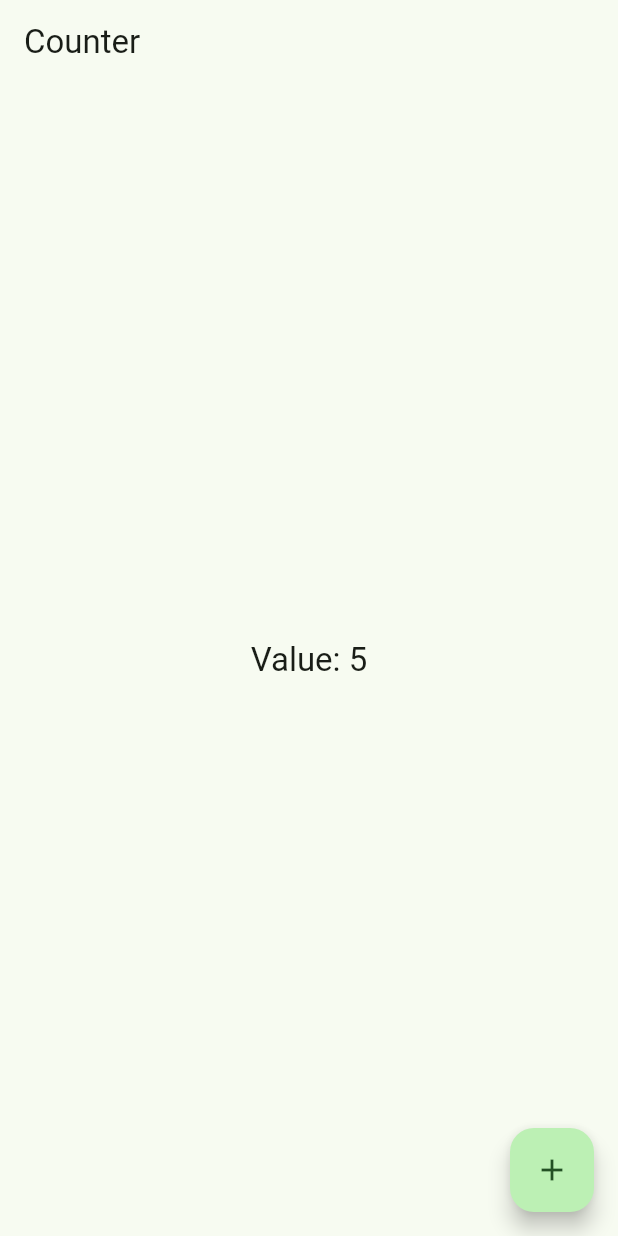
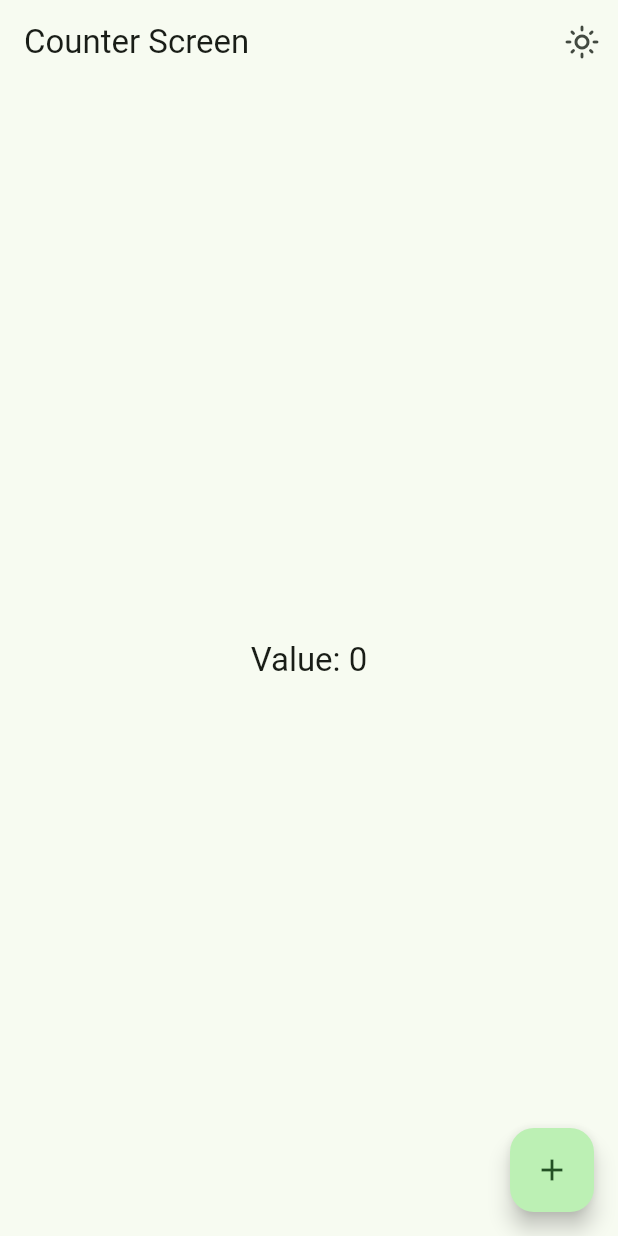
Before and after one commit to osvaldo-o/widgets-app-flutter, a Flutter app: the CounterScreen screen opened by its route, on a phone screen of 412 x 824 dp. Run offline on Flutter 3.47's test engine with Material 3 defaults, Android fonts, the phone set to English and light mode, and no system bars; our stand-ins replace animate_do, flutter_riverpod, go_router.

Commit message:
modificar estado

```diff
--- a/lib/presentation/provider/counter_provider.dart
+++ b/lib/presentation/provider/counter_provider.dart
@@ -1,3 +1,3 @@
 import 'package:flutter_riverpod/flutter_riverpod.dart';
 
-final counterProvider = StateProvider((ref) => 5);
+final counterProvider = StateProvider<int>((ref) => 0);
--- /dev/null
+++ b/lib/presentation/provider/theme _provider.dart
@@ -0,0 +1,3 @@
+import 'package:flutter_riverpod/flutter_riverpod.dart';
+
+final isDarkModeProvider = StateProvider<bool>((ref) => false);
--- a/lib/presentation/screens/counter/counter_screen.dart
+++ b/lib/presentation/screens/counter/counter_screen.dart
@@ -1,6 +1,7 @@
 import 'package:flutter/material.dart';
 import 'package:flutter_riverpod/flutter_riverpod.dart';
 import 'package:widgets_app/presentation/provider/counter_provider.dart';
+import 'package:widgets_app/presentation/provider/theme%20_provider.dart';
 
 class CounterScreen extends ConsumerWidget {
   const CounterScreen({super.key});
@@ -8,12 +9,26 @@ class CounterScreen extends ConsumerWidget {
   @override
   Widget build(BuildContext context, WidgetRef ref) {
     final int clickCounter = ref.watch(counterProvider);
+    final bool isDarkMode = ref.watch(isDarkModeProvider);
     return Scaffold(
       appBar: AppBar(
-        title: const Text('Counter'),
+        title: const Text('Counter Screen'),
+        actions: [
+          IconButton(
+            onPressed: () {
+              ref.read(isDarkModeProvider.notifier).update((state) => !state);
+            },
+            icon: isDarkMode
+                ? const Icon(Icons.dark_mode_outlined)
+                : const Icon(Icons.light_mode_outlined),
+          )
+        ],
       ),
       floatingActionButton: FloatingActionButton(
-        onPressed: () {},
+        onPressed: () {
+          ref.read(counterProvider.notifier).state++;
+          // ref.read(counterProvider.notifier).update((state) => state + 1);
+        },
         child: const Icon(Icons.add),
       ),
       body: Center(
```
